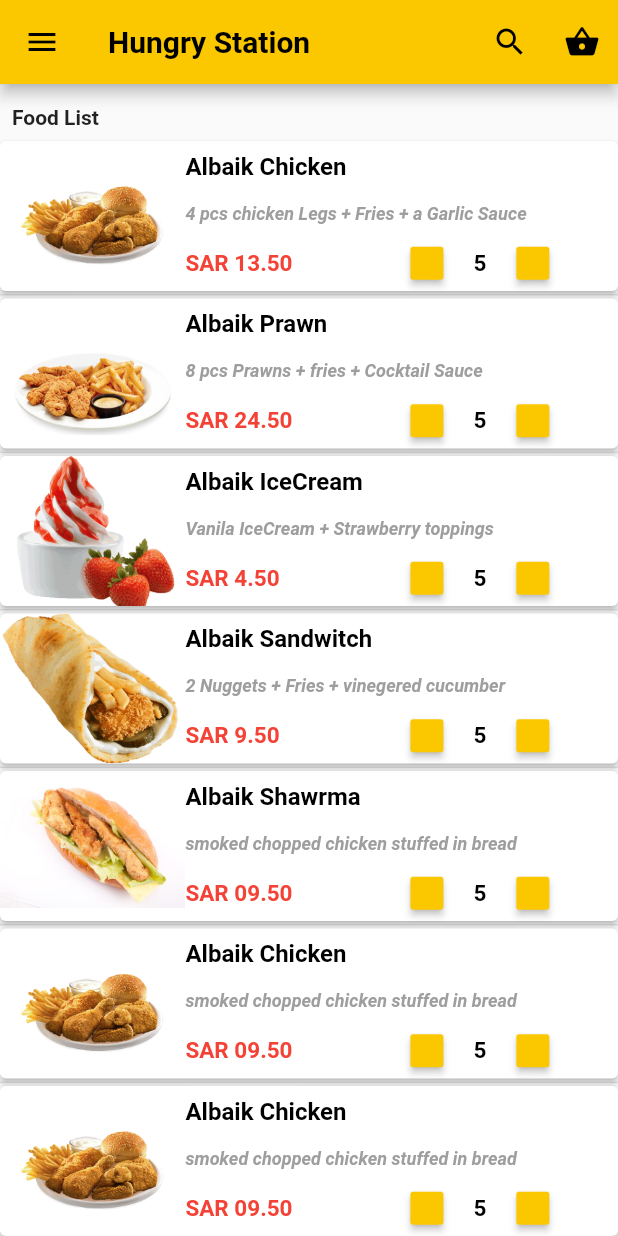
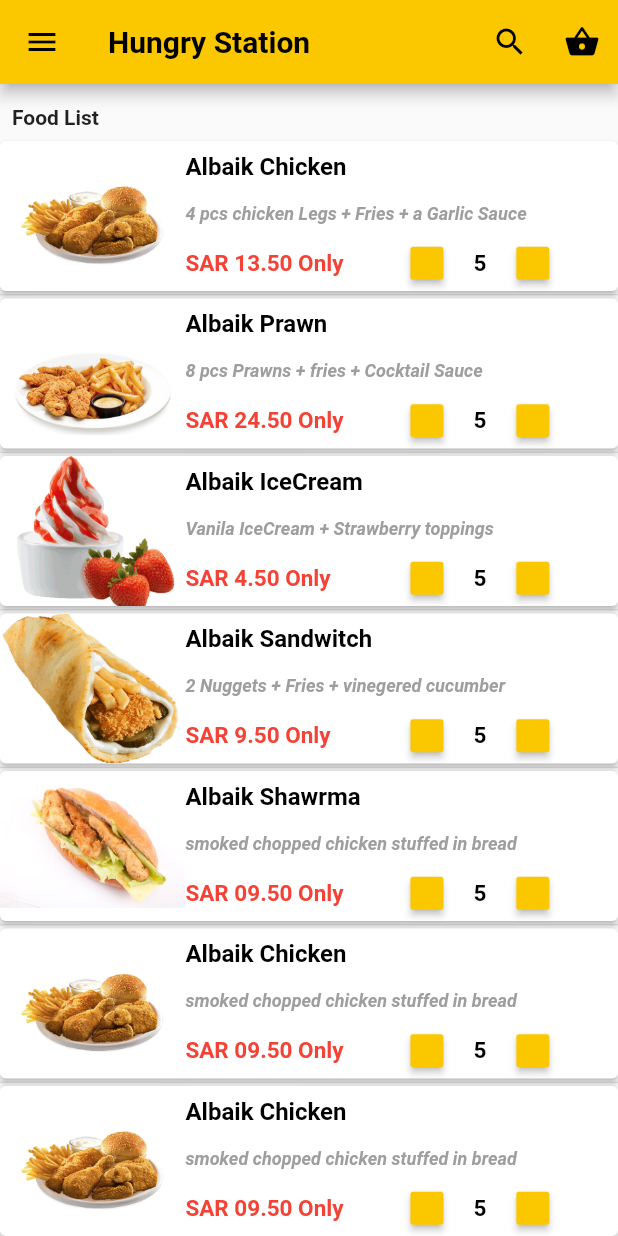
Before and after one commit to Mdsalman/flutterShop01, a Flutter app: the HomePage screen opened directly, scrolled down 106 dp, on a phone screen of 412 x 824 dp. Run offline on Flutter 3.47's test engine with Material 2 defaults, Android fonts, the phone set to English and light mode, and no system bars; our stand-ins replace cloud_firestore, firebase_auth; accounts and stored records are empty.

Commit message:
added only keyword with SAR

```diff
--- a/lib/pages/cart.dart
+++ b/lib/pages/cart.dart
@@ -15,7 +15,7 @@ class _CartState extends State<Cart > {
       appBar: AppBar(
         elevation: 2,
         backgroundColor: Color.fromARGB(255, 251, 200, 0),
-        title: Text('Your Orders', style: TextStyle(color: Colors.black),),
+        title: Text('My Orders', style: TextStyle(color: Colors.black),),
         actions: <Widget>[
           IconButton(
               icon: Icon(
--- a/lib/pages/home.dart
+++ b/lib/pages/home.dart
@@ -292,7 +292,7 @@ class ItemTile extends StatelessWidget {
                         Container(
                           width: 150,
                           child: new Text(
-                            'SAR $itemPrice',
+                            'SAR $itemPrice Only',
                             style: TextStyle(
                                 fontSize: 15.0,
                                 color: Colors.red,
```
